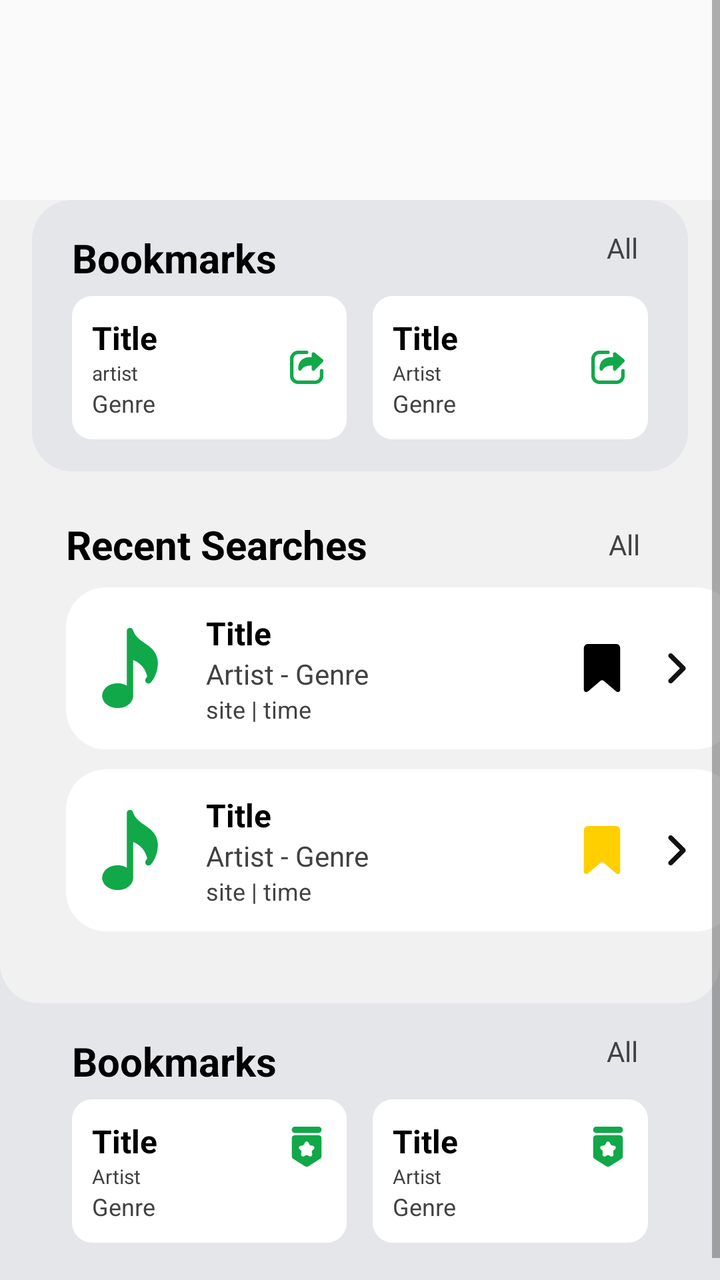
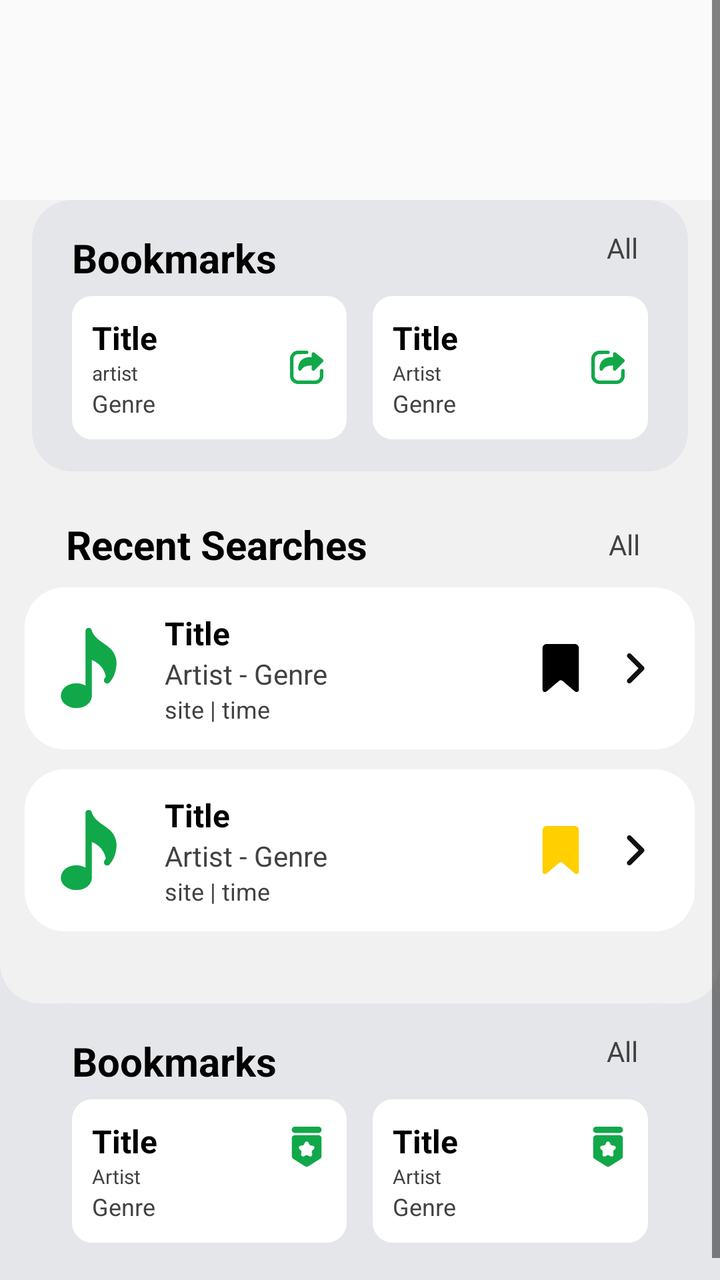

Before-and-after screenshots of an Android layout around one commit, followed by the original layout XML and the change that was made.
<!-- AndroidManifest.xml: application theme Theme.Achordpany -->
<!-- res/layout/fragment_home.xml -->
<?xml version="1.0" encoding="utf-8"?>
<ScrollView
    xmlns:android="http://schemas.android.com/apk/res/android"
    xmlns:tools="http://schemas.android.com/tools"
    android:id="@+id/scrollView"
    android:layout_width="match_parent"
    android:layout_height="match_parent"
    android:padding="0dp"
    android:background="#FAFAFA">

    
    <LinearLayout
        android:layout_width="match_parent"
        android:layout_height="wrap_content"
        android:orientation="vertical"
        android:background="#E5E6E9"
        android:layout_marginTop="100dp">

        <LinearLayout
            android:layout_width="match_parent"
            android:layout_height="wrap_content"
            android:orientation="vertical"
            android:background="@drawable/rounded_bg_home"
            android:paddingBottom="20dp"
            android:layout_marginTop="0dp">

            
            <LinearLayout
                android:layout_width="match_parent"
                android:layout_height="wrap_content"
                android:orientation="vertical"
                android:layout_marginStart="16dp"
                android:layout_marginEnd="16dp"
                android:paddingBottom="16dp"
                android:background="@drawable/rounded_bg_bookmarks_home">

                
                <LinearLayout
                    android:layout_width="match_parent"
                    android:layout_height="wrap_content"
                    android:orientation="horizontal"
                    android:gravity="center_vertical"
                    android:paddingVertical="8dp">
                    <TextView
                        android:layout_width="wrap_content"
                        android:layout_height="wrap_content"
                        android:text="Bookmarks"
                        android:textSize="20sp"
                        android:textStyle="bold"
                        android:layout_marginStart="20dp"
                        android:layout_marginTop="5dp"
                        android:textColor="@android:color/black"
                        tools:ignore="HardcodedText" />
                    <View
                        android:layout_width="0dp"
                        android:layout_height="0dp"
                        android:layout_weight="1" />
                    <TextView
                        android:layout_width="wrap_content"
                        android:layout_height="wrap_content"
                        android:text="All"
                        android:textSize="14sp"
                        android:layout_marginEnd="25dp"
                        android:textColor="#424242"
                        tools:ignore="HardcodedText" />
                </LinearLayout>

                
                <LinearLayout
                    android:layout_width="match_parent"
                    android:layout_height="wrap_content"
                    android:orientation="horizontal"
                    android:gravity="center_vertical"
                    android:baselineAligned="false" >

                    
                    <LinearLayout
                        android:layout_width="0dp"
                        android:layout_height="wrap_content"
                        android:layout_weight="1"
                        android:orientation="horizontal"
                        android:gravity="center_vertical"
                        android:padding="10dp"
                        android:layout_marginStart="20dp"
                        android:layout_marginEnd="8dp"
                        android:background="@drawable/rounded_background_home">

                        
                        <LinearLayout
                            android:layout_width="0dp"
                            android:layout_height="wrap_content"
                            android:layout_weight="1"
                            android:orientation="vertical"
                            tools:ignore="NestedWeights" >

                            
                            <TextView
                                android:layout_width="wrap_content"
                                android:layout_height="wrap_content"
                                android:text="Title"
                                android:textColor="@android:color/black"
                                android:textSize="16sp"
                                android:textStyle="bold"
                                tools:ignore="HardcodedText" />

                            
                            <TextView
                                android:layout_width="wrap_content"
                                android:layout_height="wrap_content"
                                android:text="artist"
                                android:textColor="#424242"
                                android:textSize="10sp"
                                tools:ignore="HardcodedText,SmallSp,TextSizeCheck" />

                            
                            <TextView
                                android:layout_width="wrap_content"
                                android:layout_height="wrap_content"
                                android:text="Genre"
                                android:textColor="#424242"
                                android:textSize="12sp"
                                tools:ignore="HardcodedText" />
                        </LinearLayout>

                        
                        <ImageView
                            android:layout_width="20dp"
                            android:layout_height="20dp"
                            android:layout_marginStart="8dp"
                            android:src="@drawable/ic_redirect"
                            android:contentDescription="redirect"
                            tools:ignore="HardcodedText" />
                    </LinearLayout>

                    
                    <LinearLayout
                        android:layout_width="0dp"
                        android:layout_height="wrap_content"
                        android:layout_weight="1"
                        android:orientation="horizontal"
                        android:gravity="center_vertical"
                        android:padding="10dp"
                        android:layout_marginStart="5dp"
                        android:layout_marginEnd="20dp"
                        android:background="@drawable/rounded_background_home">

                        
                        <LinearLayout
                            android:layout_width="0dp"
                            android:layout_height="wrap_content"
                            android:layout_weight="1"
                            android:orientation="vertical"
                            tools:ignore="NestedWeights">

                            
                            <TextView
                                android:layout_width="wrap_content"
                                android:layout_height="wrap_content"
                                android:text="Title"
                                android:textColor="@android:color/black"
                                android:textSize="16sp"
                                android:textStyle="bold"
                                tools:ignore="HardcodedText" />

                            
                            <TextView
                                android:layout_width="wrap_content"
                                android:layout_height="wrap_content"
                                android:text="Artist"
                                android:textColor="#424242"
                                android:textSize="10sp"
                                tools:ignore="HardcodedText, smallSp" />

                            
                            <TextView
                                android:layout_width="wrap_content"
                                android:layout_height="wrap_content"
                                android:text="Genre"
                                android:textColor="#424242"
                                android:textSize="12sp"
                                tools:ignore="HardcodedText" />
                        </LinearLayout>

                        
                        <ImageView
                            android:layout_width="20dp"
                            android:layout_height="20dp"
                            android:layout_marginStart="8dp"
                            android:src="@drawable/ic_redirect"
                            android:contentDescription="redirect"
                            tools:ignore="HardcodedText" />
                    </LinearLayout>
                </LinearLayout>
            </LinearLayout>

            
            <LinearLayout
                android:layout_width="match_parent"
                android:layout_height="wrap_content"
                android:orientation="vertical"
                android:background="@drawable/rounded_bg_recent_home"
                android:paddingBottom="16dp">

                
                <LinearLayout
                    android:layout_width="match_parent"
                    android:layout_height="wrap_content"
                    android:orientation="horizontal"
                    android:gravity="center_vertical"
                    android:paddingVertical="8dp"
                    android:paddingTop="20dp"
                    android:layout_marginTop="15dp">
                    <TextView
                        android:layout_width="wrap_content"
                        android:layout_height="wrap_content"
                        android:text="Recent Searches"
                        android:textSize="20sp"
                        android:textStyle="bold"
                        android:textColor="@android:color/black"
                        android:layout_marginStart="33dp"
                        tools:ignore="HardcodedText" />
                    <View
                        android:layout_width="0dp"
                        android:layout_height="0dp"
                        android:layout_weight="1" />
                    <TextView
                        android:layout_width="wrap_content"
                        android:layout_height="wrap_content"
                        android:text="All"
                        android:textSize="14sp"
                        android:textColor="#424242"
                        android:layout_marginEnd="40dp"
                        tools:ignore="HardcodedText" />
                </LinearLayout>

                
                <LinearLayout
                    android:layout_width="match_parent"
                    android:layout_height="wrap_content"
                    android:orientation="vertical">

                    
                    <LinearLayout
                        android:layout_width="335dp"
                        android:layout_height="wrap_content"
                        android:background="@drawable/rounded_background"
                        android:gravity="center_vertical"
                        android:orientation="horizontal"
                        android:padding="12dp"
                        android:layout_marginStart="33dp"
                        android:layout_marginEnd="20dp">
                        
                        <ImageView
                            android:layout_width="40dp"
                            android:layout_height="40dp"
                            android:layout_marginEnd="10dp"
                            android:src="@drawable/ic_music_note"
                            android:contentDescription="Music note"
                            tools:ignore="HardcodedText" />
                        
                        <LinearLayout
                            android:layout_width="0dp"
                            android:layout_height="wrap_content"
                            android:layout_weight="1"
                            android:orientation="vertical"
                            android:paddingStart="8dp"
                            android:paddingEnd="8dp">
                            <TextView
                                android:layout_width="wrap_content"
                                android:layout_height="wrap_content"
                                android:text="Title"
                                android:textColor="@android:color/black"
                                android:textSize="16sp"
                                android:textStyle="bold"
                                tools:ignore="HardcodedText" />
                            <TextView
                                android:layout_width="wrap_content"
                                android:layout_height="wrap_content"
                                android:text="Artist - Genre"
                                android:textColor="#424242"
                                android:textSize="14sp"
                                tools:ignore="HardcodedText" />
                            <TextView
                                android:layout_width="wrap_content"
                                android:layout_height="wrap_content"
                                android:text="site | time"
                                android:textColor="#424242"
                                android:textSize="12sp"
                                tools:ignore="HardcodedText" />
                        </LinearLayout>
                        
                        <ImageView
                            android:layout_width="24dp"
                            android:layout_height="24dp"
                            android:layout_marginEnd="10dp"
                            android:src="@drawable/ic_bookmark"
                            android:contentDescription="Bookmark"
                            tools:ignore="HardcodedText" />
                        
                        <ImageView
                            android:layout_width="15dp"
                            android:layout_height="15dp"
                            android:layout_marginStart="8dp"
                            android:src="@drawable/ic_arrow"
                            android:layout_marginEnd="10dp"
                            android:contentDescription="Arrow"
                            tools:ignore="HardcodedText" />
                    </LinearLayout>

                    
                    <LinearLayout
                        android:layout_width="335dp"
                        android:layout_height="wrap_content"
                        android:background="@drawable/rounded_background"
                        android:gravity="center_vertical"
                        android:orientation="horizontal"
                        android:padding="12dp"
                        android:layout_marginStart="33dp"
                        android:layout_marginEnd="20dp"
                        android:layout_marginTop="10dp">
                        
                        <ImageView
                            android:layout_width="40dp"
                            android:layout_height="40dp"
                            android:layout_marginEnd="10dp"
                            android:src="@drawable/ic_music_note"
                            android:contentDescription="Music note"
                            tools:ignore="HardcodedText" />
                        
                        <LinearLayout
                            android:layout_width="0dp"
                            android:layout_height="wrap_content"
                            android:layout_weight="1"
                            android:orientation="vertical"
                            android:paddingStart="8dp"
                            android:paddingEnd="8dp">
                            <TextView
                                android:layout_width="wrap_content"
                                android:layout_height="wrap_content"
                                android:text="Title"
                                android:textColor="@android:color/black"
                                android:textSize="16sp"
                                android:textStyle="bold"
                                tools:ignore="HardcodedText" />
                            <TextView
                                android:layout_width="wrap_content"
                                android:layout_height="wrap_content"
                                android:text="Artist - Genre"
                                android:textColor="#424242"
                                android:textSize="14sp"
                                tools:ignore="HardcodedText" />
                            <TextView
                                android:layout_width="wrap_content"
                                android:layout_height="wrap_content"
                                android:text="site | time"
                                android:textColor="#424242"
                                android:textSize="12sp"
                                tools:ignore="HardcodedText" />
                        </LinearLayout>
                        
                        <ImageView
                            android:layout_width="24dp"
                            android:layout_height="24dp"
                            android:layout_marginEnd="10dp"
                            android:contentDescription="Bookmark"
                            android:src="@drawable/ic_bookmark_active"
                            tools:ignore="HardcodedText,ImageContrastCheck" />
                        
                        <ImageView
                            android:layout_width="15dp"
                            android:layout_height="15dp"
                            android:layout_marginStart="8dp"
                            android:src="@drawable/ic_arrow"
                            android:layout_marginEnd="10dp"
                            android:contentDescription="Arrow"
                            tools:ignore="HardcodedText" />
                    </LinearLayout>
                </LinearLayout>
            </LinearLayout>
        </LinearLayout>

        
        <LinearLayout
            android:layout_width="match_parent"
            android:layout_height="wrap_content"
            android:orientation="vertical"
            android:layout_marginStart="16dp"
            android:layout_marginEnd="16dp"
            android:paddingBottom="30dp"
            android:background="@drawable/rounded_bg_bookmarks_home">

            
            <LinearLayout
                android:layout_width="match_parent"
                android:layout_height="wrap_content"
                android:orientation="horizontal"
                android:gravity="center_vertical"
                android:paddingVertical="8dp">
                <TextView
                    android:layout_width="wrap_content"
                    android:layout_height="wrap_content"
                    android:text="Bookmarks"
                    android:textSize="20sp"
                    android:textStyle="bold"
                    android:layout_marginStart="20dp"
                    android:layout_marginTop="5dp"
                    android:textColor="@android:color/black"
                    tools:ignore="HardcodedText" />
                <View
                    android:layout_width="0dp"
                    android:layout_height="0dp"
                    android:layout_weight="1" />
                <TextView
                    android:layout_width="wrap_content"
                    android:layout_height="wrap_content"
                    android:text="All"
                    android:textSize="14sp"
                    android:layout_marginEnd="25dp"
                    android:textColor="#424242"
                    tools:ignore="HardcodedText" />
            </LinearLayout>

            
            <LinearLayout
                android:layout_width="match_parent"
                android:layout_height="wrap_content"
                android:orientation="horizontal"
                android:gravity="center_vertical"
                android:baselineAligned="false" >

                
                <LinearLayout
                    android:layout_width="0dp"
                    android:layout_height="wrap_content"
                    android:layout_weight="1"
                    android:orientation="horizontal"
                    android:gravity="center_vertical"
                    android:padding="10dp"
                    android:layout_marginStart="20dp"
                    android:layout_marginEnd="8dp"
                    android:background="@drawable/rounded_background_home">

                    
                    <LinearLayout
                        android:layout_width="0dp"
                        android:layout_height="wrap_content"
                        android:layout_weight="1"
                        android:orientation="vertical"
                        tools:ignore="NestedWeights">

                        
                        <TextView
                            android:layout_width="wrap_content"
                            android:layout_height="wrap_content"
                            android:text="Title"
                            android:textColor="@android:color/black"
                            android:textSize="16sp"
                            android:textStyle="bold"
                            tools:ignore="HardcodedText" />

                        
                        <TextView
                            android:layout_width="wrap_content"
                            android:layout_height="wrap_content"
                            android:text="Artist"
                            android:textColor="#424242"
                            android:textSize="10sp"
                            tools:ignore="HardcodedText, smallSp" />

                        
                        <TextView
                            android:layout_width="wrap_content"
                            android:layout_height="wrap_content"
                            android:text="Genre"
                            android:textColor="#424242"
                            android:textSize="12sp"
                            tools:ignore="HardcodedText" />
                    </LinearLayout>

                    
                    <ImageView
                        android:layout_width="20dp"
                        android:layout_height="20dp"
                        android:layout_marginStart="8dp"
                        android:layout_marginBottom="12dp"
                        android:src="@drawable/ic_recommendation"
                        android:contentDescription="recommended1"
                        tools:ignore="HardcodedText" />
                </LinearLayout>

                
                <LinearLayout
                    android:layout_width="0dp"
                    android:layout_height="wrap_content"
                    android:layout_weight="1"
                    android:orientation="horizontal"
                    android:gravity="center_vertical"
                    android:padding="10dp"
                    android:layout_marginStart="5dp"
                    android:layout_marginEnd="20dp"
                    android:background="@drawable/rounded_background_home">

                    
                    <LinearLayout
                        android:layout_width="0dp"
                        android:layout_height="wrap_content"
                        android:layout_weight="1"
                        android:orientation="vertical"
                        tools:ignore="NestedWeights">

                        
                        <TextView
                            android:layout_width="wrap_content"
                            android:layout_height="wrap_content"
                            android:text="Title"
                            android:textColor="@android:color/black"
                            android:textSize="16sp"
                            android:textStyle="bold"
                            tools:ignore="HardcodedText" />

                        
                        <TextView
                            android:layout_width="wrap_content"
                            android:layout_height="wrap_content"
                            android:text="Artist"
                            android:textColor="#424242"
                            android:textSize="10sp"
                            tools:ignore="HardcodedText, smallSp" />

                        
                        <TextView
                            android:layout_width="wrap_content"
                            android:layout_height="wrap_content"
                            android:text="Genre"
                            android:textColor="#424242"
                            android:textSize="12sp"
                            tools:ignore="HardcodedText" />
                    </LinearLayout>

                    
                    <ImageView
                        android:layout_width="20dp"
                        android:layout_height="20dp"
                        android:layout_marginStart="8dp"
                        android:layout_marginBottom="12dp"
                        android:src="@drawable/ic_recommendation"
                        android:contentDescription="recommended2"
                        tools:ignore="HardcodedText" />
                </LinearLayout>
            </LinearLayout>
        </LinearLayout>
    </LinearLayout>
</ScrollView>
<!-- resources referenced by this layout -->
<resources>
  <!-- drawable ic_arrow: vector/xml drawable (drawable, 3035 chars, omitted) -->
  <!-- drawable ic_bookmark: vector/xml drawable (drawable, 3621 chars, omitted) -->
  <!-- drawable ic_bookmark_active: vector/xml drawable (drawable, 3621 chars, omitted) -->
  <!-- drawable ic_music_note: vector/xml drawable (drawable, 2475 chars, omitted) -->
  <!-- drawable ic_recommendation: vector/xml drawable (drawable, 6841 chars, omitted) -->
  <!-- drawable ic_redirect: vector/xml drawable (drawable, 6181 chars, omitted) -->
  <!-- drawable rounded_background (drawable) -->
  <shape xmlns:android="http://schemas.android.com/apk/res/android">
      <solid android:color="#FFFFFF" />  
      <corners android:radius="20dp" />   
  </shape>
  <!-- drawable rounded_background_home (drawable) -->
  <shape xmlns:android="http://schemas.android.com/apk/res/android">
      <solid android:color="#FFFFFF" />  
      <corners android:radius="10dp" />   
  </shape>
  <!-- drawable rounded_bg_bookmarks_home (drawable) -->
  <shape xmlns:android="http://schemas.android.com/apk/res/android">
      <solid android:color="#E5E6E9" />  
      <corners android:radius="20dp" />   
  </shape>
  <!-- drawable rounded_bg_home (drawable) -->
  <shape xmlns:android="http://schemas.android.com/apk/res/android">
      <solid android:color="#F1F1F1" />  
      <corners
          android:topLeftRadius="0dp"
          android:topRightRadius="0dp"
          android:bottomLeftRadius="20dp"
          android:bottomRightRadius="20dp" />
  </shape>
  <!-- drawable rounded_bg_recent_home (drawable) -->
  <shape xmlns:android="http://schemas.android.com/apk/res/android">
      <solid android:color="#F1F1F1" />  
      <corners android:radius="20dp" />   
  </shape>
  <style name="Theme.Achordpany" parent="Theme.MaterialComponents.DayNight.NoActionBar">
          
          <item name="android:windowBackground">@color/background_light</item>
          
          <item name="colorPrimary">@color/light_green</item>
          <item name="colorPrimaryVariant">@color/light_green_700</item>
          <item name="colorOnPrimary">@color/text_dark</item>
          
          <item name="colorSecondary">@color/dark_green_200</item>
          <item name="colorSecondaryVariant">@color/dark_green_700</item>
          <item name="colorOnSecondary">@color/text_dark</item>
          
          <item name="android:statusBarColor">?attr/colorPrimaryVariant</item>
          
          <item name="bottomNavigationStyle">@style/Widget.BottomNavigationView</item>
  
      </style>
  <color name="background_light">#FFFAFAFA</color>
  <color name="light_green">#FF1DD360</color>
  <color name="light_green_700">#FF11843C</color>
  <color name="text_dark">#FF121212</color>
  <color name="dark_green_200">#FFAEFFCB</color>
  <color name="dark_green_700">#FF009635</color>
  <style name="Widget.BottomNavigationView" parent="Widget.MaterialComponents.BottomNavigationView">
          <item name="itemIconTint">@color/bottom_nav_color</item>
          <item name="itemTextColor">@color/bottom_nav_color</item>
      </style>
</resources>

<!-- the commit's change to res/layout/fragment_home.xml (unified diff, before → after) -->
@@ -246,8 +246,9 @@
                         android:background="@drawable/rounded_background"
                         android:gravity="center_vertical"
                         android:orientation="horizontal"
+                        android:layout_gravity="center_horizontal"
                         android:padding="12dp"
-                        android:layout_marginStart="33dp"
+                        android:layout_marginStart="20dp"
                         android:layout_marginEnd="20dp">
                         
                         <ImageView
@@ -314,8 +315,9 @@
                         android:background="@drawable/rounded_background"
                         android:gravity="center_vertical"
                         android:orientation="horizontal"
+                        android:layout_gravity="center_horizontal"
                         android:padding="12dp"
-                        android:layout_marginStart="33dp"
+                        android:layout_marginStart="20dp"
                         android:layout_marginEnd="20dp"
                         android:layout_marginTop="10dp">
                         
<!-- resource entries referenced after the edit -->
@@ -50,6 +50,9 @@
           <item name="android:statusBarColor">?attr/colorPrimaryVariant</item>
           
           <item name="bottomNavigationStyle">@style/Widget.BottomNavigationView</item>
+          <item name="colorControlNormal">#121212</item>
+          <item name="colorControlActivated">#11A849</item>
+          <item name="colorControlHighlight">#11A849</item>
   
       </style>
   <color name="background_light">#FFFAFAFA</color>
